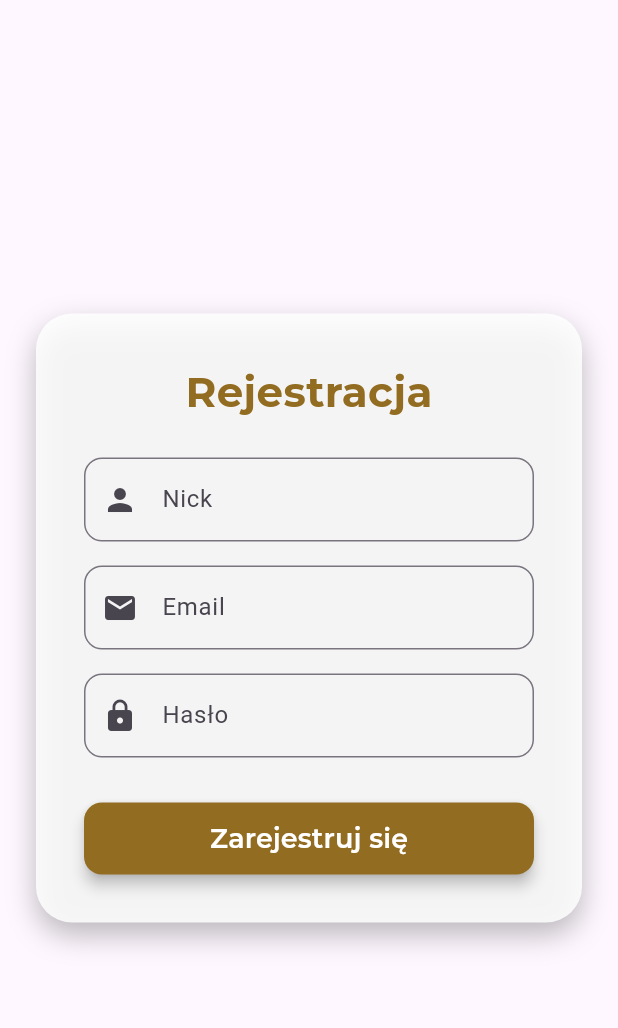
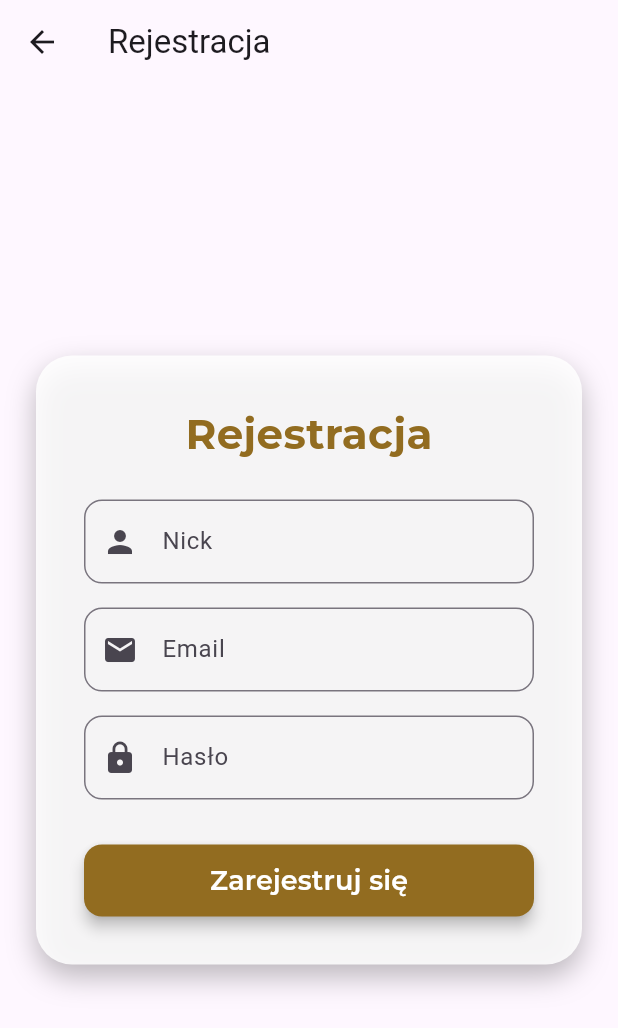
Before and after one commit to DominikReszczynski/photo_challenge, a Flutter app: the RegisterScreen screen opened directly, on a phone screen of 412 x 824 dp. Shown: the top 1028 px of the screen. Run offline on Flutter 3.47's test engine with Material 3 defaults, Android fonts, the phone set to English and light mode, and no system bars; our stand-ins replace auto_size_text, cached_network_image, flutter_svg, google_fonts, image_picker, material_design_icons_flutter and 2 more; accounts and stored records are empty; network calls fail.

Commit message:
minor fixes

```diff
--- a/lib/sections/login.dart
+++ b/lib/sections/login.dart
@@ -196,7 +196,7 @@ class _RegisterScreenState extends State<RegisterScreen> {
   @override
   Widget build(BuildContext context) {
     return Scaffold(
-      // Możesz dodać tło jak w loginie, np. przez Stack i Image.asset jeśli masz obrazek
+      appBar: AppBar(title: const Text('Rejestracja')),
       body: Stack(
         children: [
           Center(
@@ -205,7 +205,7 @@ class _RegisterScreenState extends State<RegisterScreen> {
                 margin: const EdgeInsets.symmetric(horizontal: 24),
                 padding: const EdgeInsets.all(32),
                 decoration: BoxDecoration(
-                  color: Colors.white.withOpacity(0.85),
+                  color: Colors.white.withValues(alpha: 0.85),
                   borderRadius: BorderRadius.circular(24),
                   boxShadow: const [
                     BoxShadow(
```
